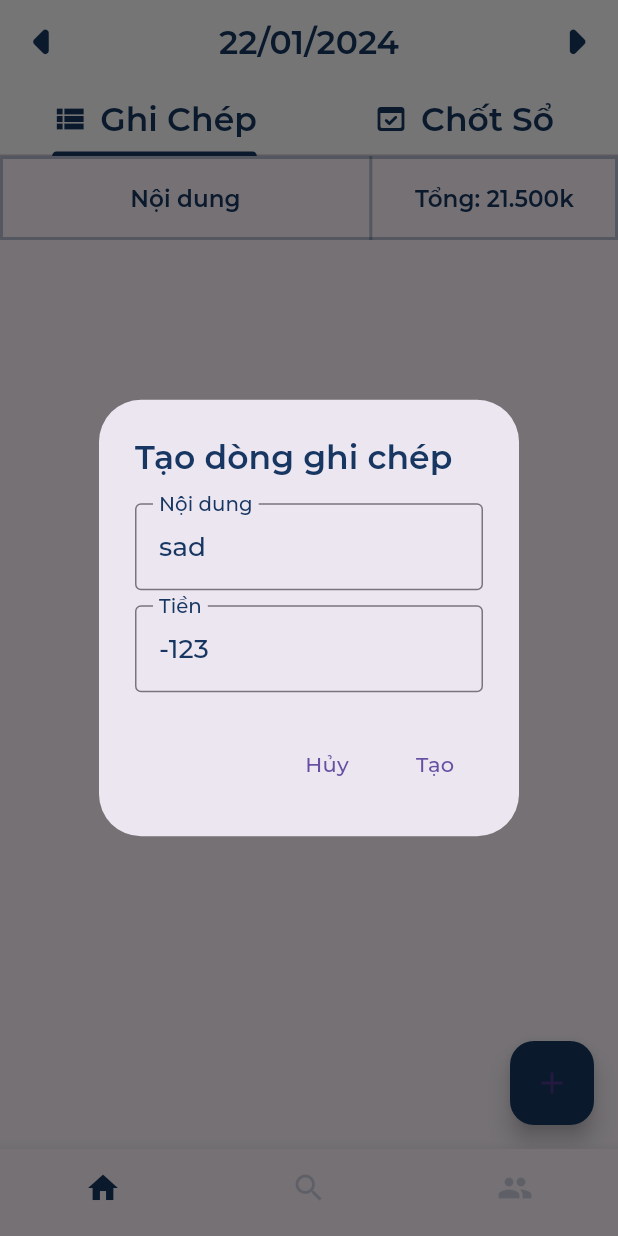
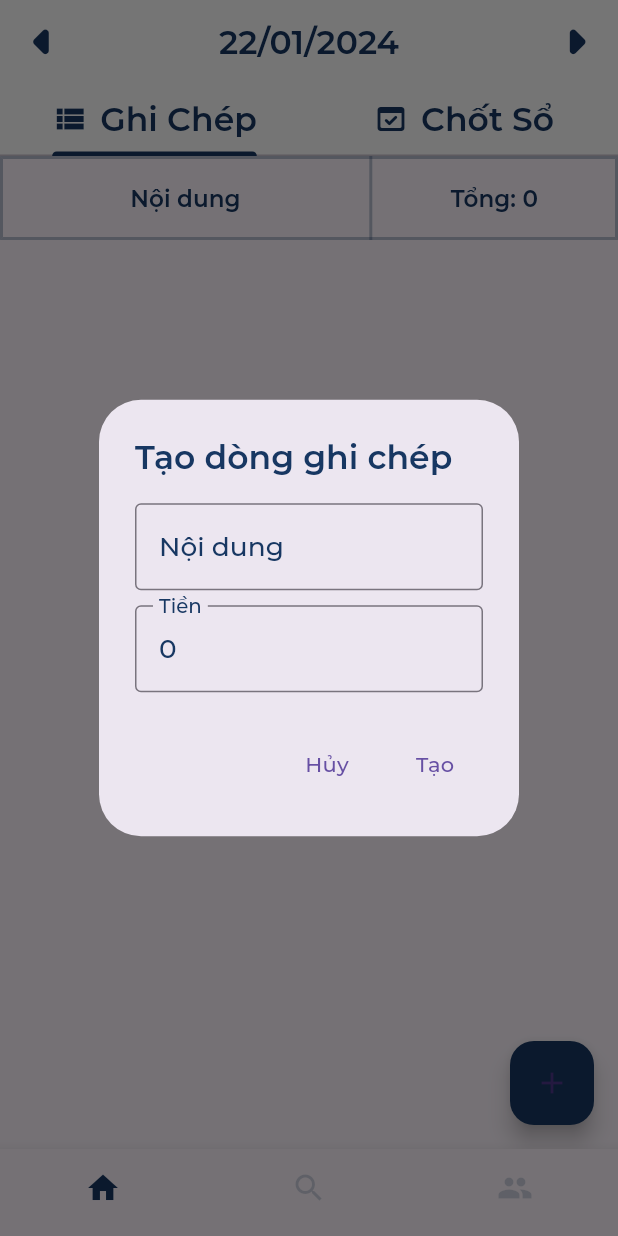
Before and after one commit to jinergenkai/HH.oil, a Flutter app: the HomePage screen opened by its route, after a tap on the "add" icon, on a phone screen of 412 x 824 dp. Run offline on Flutter 3.47's test engine with Material 3 defaults, Android fonts, the phone set to English and light mode, and no system bars; our stand-ins replace auto_route, connectivity_plus, cookie_jar, dartx, decimal, device_info_plus and 20 more; missing offline and left inert: _fe_analyzer_shared, analyzer, analyzer_plugin, android_id, custom_lint_builder, dart_style and 4 more; accounts and stored records are empty; generated files the repository leaves out were written again; network calls fail; statements that could not run were skipped; project files that could hold a hidden picture were left out.

Commit message:
update: separate dialog record line

```diff
--- a/app/lib/app.dart
+++ b/app/lib/app.dart
@@ -14,7 +14,9 @@ export 'base/bloc/common/common_bloc.dart';
 export 'base/bloc/common/common_event.dart';
 export 'base/bloc/common/common_state.dart';
 export 'base/bloc/mixin/event_transformer_mixin.dart';
+export 'common_view/blur_border_container.dart';
 export 'common_view/common_app_bar.dart';
+export 'common_view/common_dialog_record_line.dart';
 export 'common_view/common_scaffold.dart';
 export 'common_view/paged_view/common_paged_grid_view.dart';
 export 'common_view/paged_view/common_paged_list_view.dart';
@@ -53,6 +55,7 @@ export 'navigation/routes/app_router.gr.dart';
 export 'resource/dimens/app_dimen.dart';
 export 'resource/dimens/dimens.dart';
 export 'resource/generated/assets.gen.dart';
+export 'resource/generated/fonts.gen.dart';
 export 'resource/styles/app_colors.dart';
 export 'resource/styles/app_text_styles.dart';
 export 'resource/styles/app_themes.dart';
--- /dev/null
+++ b/app/lib/common_view/common_dialog_record_line.dart
@@ -0,0 +1,88 @@
+import 'package:domain/domain.dart';
+import 'package:flutter/material.dart';
+import 'package:shared/shared.dart';
+
+import '../app.dart';
+
+class CommonDialogRecordLine extends StatefulWidget {
+  const CommonDialogRecordLine({
+    super.key,
+    this.data = const RecordLine(content: '', money: BigDecimal.zero),
+    this.isEdit = false,
+  });
+
+  final bool isEdit;
+  final RecordLine data;
+
+  @override
+  State<CommonDialogRecordLine> createState() => _CommonDialogRecordLineState();
+}
+
+class _CommonDialogRecordLineState extends State<CommonDialogRecordLine> {
+  late TextEditingController contentController;
+  late TextEditingController moneyController;
+
+  @override
+  void initState() {
+    contentController = TextEditingController(text: widget.data.content);
+    moneyController = TextEditingController(text: widget.data.money.toString());
+    super.initState();
+  }
+
+  // final RecordLine data;
+  @override
+  Widget build(BuildContext context) {
+    return AlertDialog(
+      title: Text((widget.isEdit) ? 'Sửa dòng ghi chép' : 'Tạo dòng ghi chép', style: AppTextStyles.s20w600Primary()),
+      content: IntrinsicHeight(
+        child: Column(
+          children: [
+            TextFormField(
+              decoration: InputDecoration(
+                labelText: 'Nội dung',
+                labelStyle: AppTextStyles.s16w500Primary(),
+                border: const OutlineInputBorder(),
+              ),
+              style: AppTextStyles.s16w500Primary(),
+              controller: contentController,
+            ),
+            const SizedBox(
+              height: 10,
+            ),
+            TextFormField(
+              decoration: InputDecoration(
+                labelText: 'Tiền',
+                labelStyle: AppTextStyles.s16w500Primary(),
+                border: const OutlineInputBorder(),
+              ),
+              style: AppTextStyles.s16w500Primary(),
+              keyboardType: const TextInputType.numberWithOptions(signed: true),
+              controller: moneyController,
+              // onChanged: ,
+              // onTapOutside: (e) {},
+              // onEditingComplete: () {},
+            ),
+          ],
+        ),
+      ),
+      actions: [
+        TextButton(
+          onPressed: () {
+            Navigator.of(context).pop();
+          },
+          child: const Text('Hủy'),
+        ),
+        TextButton(
+          onPressed: () {
+            final dataReturn = RecordLine(
+              content: contentController.text,
+              money: BigDecimal.parse(moneyController.text),
+            );
+            Navigator.of(context).pop(dataReturn);
+          },
+          child: Text(widget.isEdit ? 'Sửa' : 'Tạo'),
+        ),
+      ],
+    );
+  }
+}
--- a/app/lib/ui/home/home_page.dart
+++ b/app/lib/ui/home/home_page.dart
@@ -31,8 +31,6 @@ class _HomePageState extends BasePageState<HomePage, HomeBloc> {
   @override
   Widget buildPage(BuildContext context) {
     final double width = MediaQuery.of(context).size.width;
-    final contentController = TextEditingController(text: "content");
-    final moneyController = TextEditingController(text: "-123");
 
     return BlocConsumer<HomeBloc, HomeState>(
       listenWhen: (previous, current) => previous.records != current.records,
@@ -97,7 +95,7 @@ class _HomePageState extends BasePageState<HomePage, HomeBloc> {
                         //*columns
                         columns: [
                           ['Nội dung', .6],
-                          ['Tổng: 21.500k', .4],
+                          ['Tổng: ${state.records.fold(BigDecimal.zero, (previousValue, element) => previousValue + element.money)}', .4],
                         ].map((e) => HeaderDataColumn(e, width)).toList(),
                         //*rows
                         rows: [
@@ -119,19 +117,9 @@ class _HomePageState extends BasePageState<HomePage, HomeBloc> {
                                     showDialog(
                                         context: context,
                                         builder: (BuildContext context) {
-                                          return AlertDialog(
-                                            title: Text('Xóa ghi chép'),
-                                            content: Text('Bạn có chắc chắn muốn xóa ghi chép này?'),
-                                            actions: [
-                                              TextButton(
-                                                onPressed: () => Navigator.of(context).pop(),
-                                                child: Text('Hủy'),
-                                              ),
-                                              TextButton(
-                                                onPressed: () => Navigator.of(context).pop(),
-                                                child: Text('Xóa'),
-                                              ),
-                                            ],
+                                          return CommonDialogRecordLine(
+                                            data: state.records[item.index],
+                                            isEdit: true,
                                           );
                                         });
                                   },
@@ -149,10 +137,9 @@ class _HomePageState extends BasePageState<HomePage, HomeBloc> {
                                     showDialog(
                                         context: context,
                                         builder: (BuildContext context) {
-                                          return GhiChepDialog(
-                                            contentController: contentController,
-                                            moneyController: moneyController,
-                                            // data: state.records[item.index],
+                                          return CommonDialogRecordLine(
+                                            data: state.records[item.index],
+                                            isEdit: true,
                                           );
                                         });
                                   },
@@ -167,11 +154,7 @@ class _HomePageState extends BasePageState<HomePage, HomeBloc> {
                     onPressed: () async {
                       final data = await showDialog(
                         context: context,
-                        builder: (BuildContext context) => GhiChepDialog(
-                          contentController: contentController..text = "sad",
-                          moneyController: moneyController,
-                          // data: data,
-                        ),
+                        builder: (BuildContext context) => CommonDialogRecordLine(),
                       );
                       // print((data as RecordLine).content);
                       if (data != null) {
@@ -200,82 +183,3 @@ class _HomePageState extends BasePageState<HomePage, HomeBloc> {
         child: Container(width: width * ob[1], child: Text(ob[0], style: AppTextStyles.s14w600Primary(), textAlign: TextAlign.center)),
       ));
 }
-
-//* ghi chep dialog
-class GhiChepDialog extends StatelessWidget {
-  const GhiChepDialog({
-    super.key,
-    required this.contentController,
-    required this.moneyController,
-    // required this.data,
-    this.isEdit = false,
-  });
-
-  final TextEditingController contentController;
-  final TextEditingController moneyController;
-  final bool isEdit;
-  // final RecordLine data;
-
-  @override
-  Widget build(BuildContext context) {
-    // contentController.text = data.content;
-    // moneyController.text = data.money.toString();
-
-    return AlertDialog(
-      title: Text((isEdit) ? 'Sửa dòng ghi chép' : 'Tạo dòng ghi chép', style: AppTextStyles.s20w600Primary()),
-      content: IntrinsicHeight(
-        child: Column(
-          children: [
-            TextFormField(
-              decoration: InputDecoration(
-                labelText: 'Nội dung',
-                labelStyle: AppTextStyles.s16w500Primary(),
-                border: OutlineInputBorder(),
-              ),
-              style: AppTextStyles.s16w500Primary(),
-              controller: contentController,
-            ),
-            SizedBox(
-              height: 10,
-            ),
-            TextFormField(
-              decoration: InputDecoration(
-                labelText: 'Tiền',
-                labelStyle: AppTextStyles.s16w500Primary(),
-                border: OutlineInputBorder(),
-              ),
-              style: AppTextStyles.s16w500Primary(),
-              keyboardType: TextInputType.numberWithOptions(signed: true),
-              controller: moneyController,
-              // onChanged: ,
-              // onTapOutside: (e) {},
-              // onEditingComplete: () {},
-            ),
-          ],
-        ),
-      ),
-      actions: [
-        TextButton(
-          onPressed: () {
-            // contentController.clear();
-            // moneyController.clear();
-            Navigator.of(context).pop();
-          },
-          child: Text('Hủy'),
-        ),
-        TextButton(
-          onPressed: () {
-            final dataReturn = RecordLine(
-              content: contentController.text,
-              money: BigDecimal.parse(moneyController.text),
-            );
-            Navigator.of(context).pop(dataReturn);
-            // contentController.clear();
-            // moneyController.clear();
-          },
-          child: Text(isEdit ? 'Sửa' : 'Tạo'),
-        ),
-      ],
-    );
-  }
-}
```
